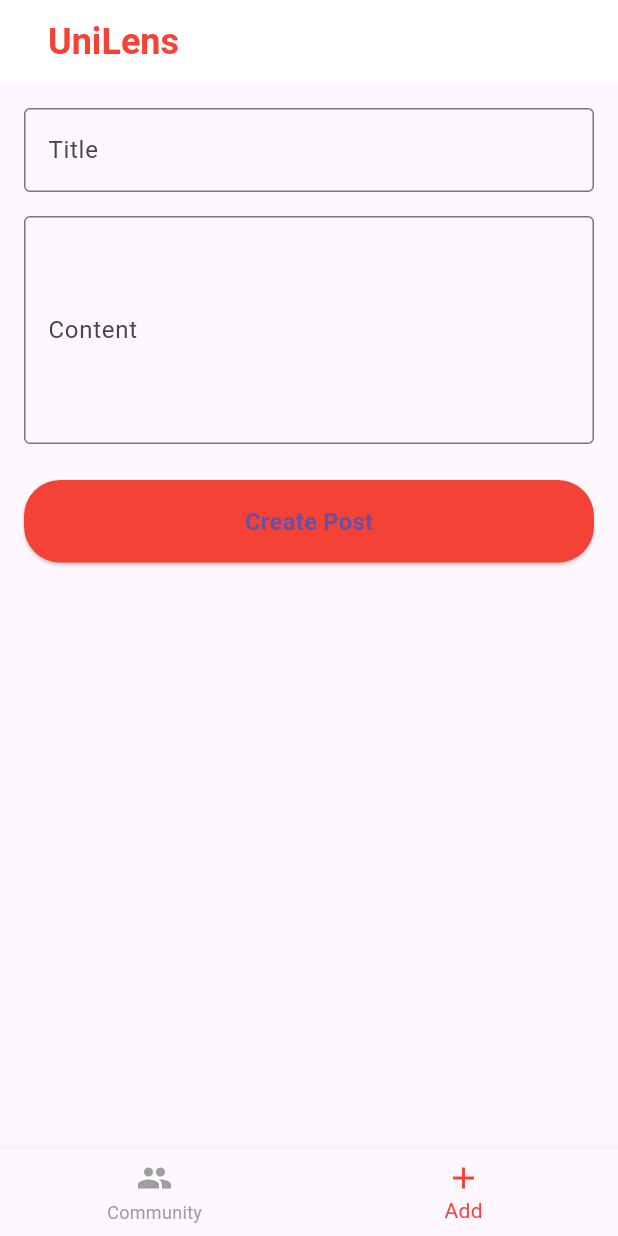
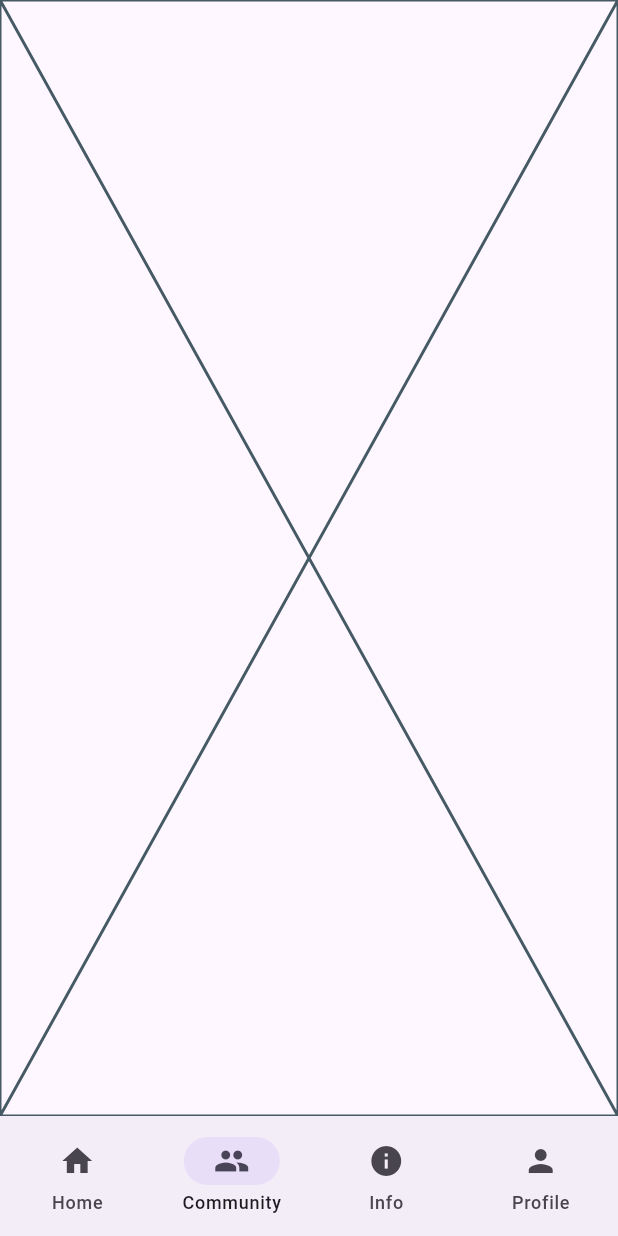
Before and after one commit to raheel38/unilens, a Flutter app: the screen it shows after launch, item 2 of the bottom bar chosen, on a phone screen of 412 x 824 dp. Run offline on Flutter 3.47's test engine with Material 3 defaults, Android fonts, the phone set to English and light mode, and no system bars.

Commit message:
Built Architecture of pages

```diff
--- a/unilens/lib/main.dart
+++ b/unilens/lib/main.dart
@@ -1,312 +1,326 @@
 import 'package:flutter/material.dart';
-import 'dart:io';
+import 'navigationBar.dart';
 
-// Post Model
-class Post {
-  final String title;
-  final String content;
-  final DateTime datePosted;
-  final String? imageUrl;
-  int likes;
-  bool isLiked;
+void main() {
+  runApp(MyApp());
+}
+// import 'package:flutter/material.dart';
+// import 'dart:io';
 
-  Post({
-    required this.title,
-    required this.content,
-    required this.datePosted,
-    this.imageUrl,
-    this.likes = 0,
-    this.isLiked = false,
-  });
-}
+// // Post Model
+// class Post {
+//   final String title;
+//   final String content;
+//   final DateTime datePosted;
+//   final String? imageUrl;
+//   int likes;
+//   bool isLiked;
 
-// AddWidget for adding posts
-class AddWidget extends StatefulWidget {
-  final Function(Post) onPostCreated;
+//   Post({
+//     required this.title,
+//     required this.content,
+//     required this.datePosted,
+//     this.imageUrl,
+//     this.likes = 0,
+//     this.isLiked = false,
+//   });
+// }
 
-  const AddWidget({super.key, required this.onPostCreated});
+// // AddWidget for adding posts
+// class AddWidget extends StatefulWidget {
+//   final Function(Post) onPostCreated;
 
-  @override
-  State<AddWidget> createState() => _AddWidgetState();
-}
+//   const AddWidget({super.key, required this.onPostCreated});
 
-class _AddWidgetState extends State<AddWidget> {
-  final _titleController = TextEditingController();
-  final _contentController = TextEditingController();
-  File? _image;
-  final _formKey = GlobalKey<FormState>();
+//   @override
+//   State<AddWidget> createState() => _AddWidgetState();
+// }
 
-  void _createPost() {
-    if (_formKey.currentState!.validate()) {
-      final newPost = Post(
-        title: _titleController.text,
-        content: _contentController.text,
-        datePosted: DateTime.now(),
-        imageUrl: _image?.path,
-      );
+// class _AddWidgetState extends State<AddWidget> {
+//   final _titleController = TextEditingController();
+//   final _contentController = TextEditingController();
+//   File? _image;
+//   final _formKey = GlobalKey<FormState>();
 
-      widget.onPostCreated(newPost);
+//   void _createPost() {
+//     if (_formKey.currentState!.validate()) {
+//       final newPost = Post(
+//         title: _titleController.text,
+//         content: _contentController.text,
+//         datePosted: DateTime.now(),
+//         imageUrl: _image?.path,
+//       );
 
-      // Clear form
-      _titleController.clear();
-      _contentController.clear();
-      setState(() {
-        _image = null;
-      });
+//       widget.onPostCreated(newPost);
 
-      // Show success message
-      ScaffoldMessenger.of(context).showSnackBar(
-        const SnackBar(content: Text('Post created successfully!')),
-      );
-    }
-  }
+//       // Clear form
+//       _titleController.clear();
+//       _contentController.clear();
+//       setState(() {
+//         _image = null;
+//       });
 
-  @override
-  void dispose() {
-    _titleController.dispose();
-    _contentController.dispose();
-    super.dispose();
-  }
+//       // Show success message
+//       ScaffoldMessenger.of(context).showSnackBar(
+//         const SnackBar(content: Text('Post created successfully!')),
+//       );
+//     }
+//   }
 
-  @override
-  Widget build(BuildContext context) {
-    return Scaffold(
-      body: SingleChildScrollView(
-        padding: const EdgeInsets.all(16.0),
-        child: Form(
-          key: _formKey,
-          child: Column(
-            crossAxisAlignment: CrossAxisAlignment.stretch,
-            children: [
-              TextFormField(
-                controller: _titleController,
-                decoration: const InputDecoration(
-                  labelText: 'Title',
-                  border: OutlineInputBorder(),
-                ),
-                validator: (value) {
-                  if (value == null || value.isEmpty) {
-                    return 'Please enter a title';
-                  }
-                  return null;
-                },
-              ),
-              const SizedBox(height: 16),
-              TextFormField(
-                controller: _contentController,
-                decoration: const InputDecoration(
-                  labelText: 'Content',
-                  border: OutlineInputBorder(),
-                ),
-                maxLines: 5,
-                validator: (value) {
-                  if (value == null || value.isEmpty) {
-                    return 'Please enter some content';
-                  }
-                  return null;
-                },
-              ),
-              const SizedBox(height: 24),
-              ElevatedButton(
-                onPressed: _createPost,
-                style: ElevatedButton.styleFrom(
-                  backgroundColor: Colors.red,
-                  padding: const EdgeInsets.symmetric(vertical: 16),
-                  shape: RoundedRectangleBorder(
-                    borderRadius: BorderRadius.circular(24),
-                  ),
-                ),
-                child: const Text(
-                  'Create Post',
-                  style: TextStyle(
-                    fontSize: 16,
-                    fontWeight: FontWeight.bold,
-                  ),
-                ),
-              ),
-            ],
-          ),
-        ),
-      ),
-    );
-  }
-}
+//   @override
+//   void dispose() {
+//     _titleController.dispose();
+//     _contentController.dispose();
+//     super.dispose();
+//   }
 
-// CommunityWidget to display posts
-class CommunityWidget extends StatefulWidget {
-  final List<Post> posts;
+//   @override
+//   Widget build(BuildContext context) {
+//     return Scaffold(
+//       body: SingleChildScrollView(
+//         padding: const EdgeInsets.all(16.0),
+//         child: Form(
+//           key: _formKey,
+//           child: Column(
+//             crossAxisAlignment: CrossAxisAlignment.stretch,
+//             children: [
+//               TextFormField(
+//                 controller: _titleController,
+//                 decoration: const InputDecoration(
+//                   labelText: 'Title',
+//                   border: OutlineInputBorder(),
+//                 ),
+//                 validator: (value) {
+//                   if (value == null || value.isEmpty) {
+//                     return 'Please enter a title';
+//                   }
+//                   return null;
+//                 },
+//               ),
+//               const SizedBox(height: 16),
+//               TextFormField(
+//                 controller: _contentController,
+//                 decoration: const InputDecoration(
+//                   labelText: 'Content',
+//                   border: OutlineInputBorder(),
+//                 ),
+//                 maxLines: 5,
+//                 validator: (value) {
+//                   if (value == null || value.isEmpty) {
+//                     return 'Please enter some content';
+//                   }
+//                   return null;
+//                 },
+//               ),
+//               const SizedBox(height: 24),
+//               ElevatedButton(
+//                 onPressed: _createPost,
+//                 style: ElevatedButton.styleFrom(
+//                   backgroundColor: Colors.red,
+//                   padding: const EdgeInsets.symmetric(vertical: 16),
+//                   shape: RoundedRectangleBorder(
+//                     borderRadius: BorderRadius.circular(24),
+//                   ),
+//                 ),
+//                 child: const Text(
+//                   'Create Post',
+//                   style: TextStyle(
+//                     fontSize: 16,
+//                     fontWeight: FontWeight.bold,
+//                   ),
+//                 ),
+//               ),
+//             ],
+//           ),
+//         ),
+//       ),
+//     );
+//   }
+// }
 
-  const CommunityWidget({super.key, required this.posts});
 
-  @override
-  State<CommunityWidget> createState() => _CommunityWidgetState();
-}
 
-class _CommunityWidgetState extends State<CommunityWidget> {
-  void _toggleLike(int index) {
-    setState(() {
-      if (widget.posts[index].isLiked) {
-        widget.posts[index].likes--;
-        widget.posts[index].isLiked = false;
-      } else {
-        widget.posts[index].likes++;
-        widget.posts[index].isLiked = true;
-      }
-    });
-  }
 
-  @override
-  Widget build(BuildContext context) {
-    return ListView.builder(
-      padding: const EdgeInsets.all(8),
-      itemCount: widget.posts.length,
-      itemBuilder: (context, index) {
-        final post = widget.posts[index];
-        return Card(
-          margin: const EdgeInsets.symmetric(vertical: 8),
-          child: Column(
-            crossAxisAlignment: CrossAxisAlignment.start,
-            children: [
-              ListTile(
-                title: Text(
-                  post.title,
-                  style: const TextStyle(
-                    fontWeight: FontWeight.bold,
-                    fontSize: 18,
-                  ),
-                ),
-                subtitle: Text(
-                  'Posted on ${post.datePosted.toString().split(' ')[0]}',
-                  style: TextStyle(color: Colors.grey[600]),
-                ),
-              ),
-              if (post.imageUrl != null)
-                Image.file(
-                  File(post.imageUrl!),
-                  width: double.infinity,
-                  height: 200,
-                  fit: BoxFit.cover,
-                ),
-              Padding(
-                padding: const EdgeInsets.all(16.0),
-                child: Text(post.content),
-              ),
-              Padding(
-                padding: const EdgeInsets.all(8.0),
-                child: Row(
-                  children: [
-                    IconButton(
-                      icon: Icon(
-                        post.isLiked ? Icons.favorite : Icons.favorite_border,
-                        color: post.isLiked ? Colors.red : Colors.grey,
-                      ),
-                      onPressed: () => _toggleLike(index),
-                    ),
-                    Text('${post.likes} likes'),
-                  ],
-                ),
-              ),
-            ],
-          ),
-        );
-      },
-    );
-  }
-}
 
-// MainScreen to manage navigation and posts
-class MainScreen extends StatefulWidget {
-  const MainScreen({super.key});
 
-  @override
-  State<MainScreen> createState() => _MainScreenState();
-}
 
-class _MainScreenState extends State<MainScreen> {
-  int _selectedIndex = 0;
-  final List<Post> _posts = [];
 
-  void _addPost(Post post) {
-    setState(() {
-      _posts.insert(0, post); // Add new post at the beginning
-    });
-    // Navigate to community page after posting
-    setState(() {
-      _selectedIndex = 1;
-    });
-  }
 
-  @override
-  Widget build(BuildContext context) {
-    final List<Widget> _widgetOptions = <Widget>[
-      CommunityWidget(posts: _posts),
-      AddWidget(onPostCreated: _addPost),
-    ];
+// // CommunityWidget to display posts
+// class CommunityWidget extends StatefulWidget {
+//   final List<Post> posts;
 
-    return Scaffold(
-      appBar: AppBar(
-        title: const Align(
-          alignment: Alignment.centerLeft,
-          child: Padding(
-            padding: EdgeInsets.only(left: 16.0),
-            child: Text(
-              'UniLens',
-              style: TextStyle(
-                color: Colors.red,
-                fontWeight: FontWeight.bold,
-                fontSize: 24,
-              ),
-            ),
-          ),
-        ),
-        backgroundColor: Colors.white,
-        elevation: 0,
-      ),
-      body: Center(
-        child: _widgetOptions.elementAt(_selectedIndex),
-      ),
-      bottomNavigationBar: BottomNavigationBar(
-        items: const <BottomNavigationBarItem>[
-          BottomNavigationBarItem(
-            icon: Icon(Icons.people),
-            label: 'Community',
-          ),
-          BottomNavigationBarItem(
-            icon: Icon(Icons.add),
-            label: 'Add',
-          ),
-        ],
-        currentIndex: _selectedIndex,
-        selectedItemColor: Colors.red,
-        unselectedItemColor: Colors.grey,
-        onTap: (index) {
-          setState(() {
-            _selectedIndex = index;
-          });
-        },
-        type: BottomNavigationBarType.fixed,
-      ),
-    );
-  }
-}
+//   const CommunityWidget({super.key, required this.posts});
 
-// Main entry point
-void main() {
-  runApp(const MyApp());
-}
+//   @override
+//   State<CommunityWidget> createState() => _CommunityWidgetState();
+// }
 
-class MyApp extends StatelessWidget {
-  const MyApp({super.key});
+// class _CommunityWidgetState extends State<CommunityWidget> {
+//   void _toggleLike(int index) {
+//     setState(() {
+//       if (widget.posts[index].isLiked) {
+//         widget.posts[index].likes--;
+//         widget.posts[index].isLiked = false;
+//       } else {
+//         widget.posts[index].likes++;
+//         widget.posts[index].isLiked = true;
+//       }
+//     });
+//   }
 
-  @override
-  Widget build(BuildContext context) {
-    return MaterialApp(
-      debugShowCheckedModeBanner: false,
-      title: 'UniLens',
-      theme: ThemeData(
-        primarySwatch: Colors.red,
-      ),
-      home: const MainScreen(),
-    );
-  }
-}
+//   @override
+//   Widget build(BuildContext context) {
+//     return ListView.builder(
+//       padding: const EdgeInsets.all(8),
+//       itemCount: widget.posts.length,
+//       itemBuilder: (context, index) {
+//         final post = widget.posts[index];
+//         return Card(
+//           margin: const EdgeInsets.symmetric(vertical: 8),
+//           child: Column(
+//             crossAxisAlignment: CrossAxisAlignment.start,
+//             children: [
+//               ListTile(
+//                 title: Text(
+//                   post.title,
+//                   style: const TextStyle(
+//                     fontWeight: FontWeight.bold,
+//                     fontSize: 18,
+//                   ),
+//                 ),
+//                 subtitle: Text(
+//                   'Posted on ${post.datePosted.toString().split(' ')[0]}',
+//                   style: TextStyle(color: Colors.grey[600]),
+//                 ),
+//               ),
+//               if (post.imageUrl != null)
+//                 Image.file(
+//                   File(post.imageUrl!),
+//                   width: double.infinity,
+//                   height: 200,
+//                   fit: BoxFit.cover,
+//                 ),
+//               Padding(
+//                 padding: const EdgeInsets.all(16.0),
+//                 child: Text(post.content),
+//               ),
+//               Padding(
+//                 padding: const EdgeInsets.all(8.0),
+//                 child: Row(
+//                   children: [
+//                     IconButton(
+//                       icon: Icon(
+//                         post.isLiked ? Icons.favorite : Icons.favorite_border,
+//                         color: post.isLiked ? Colors.red : Colors.grey,
+//                       ),
+//                       onPressed: () => _toggleLike(index),
+//                     ),
+//                     Text('${post.likes} likes'),
+//                   ],
+//                 ),
+//               ),
+//             ],
+//           ),
+//         );
+//       },
+//     );
+//   }
+// }
+
+// // MainScreen to manage navigation and posts
+// class MainScreen extends StatefulWidget {
+//   const MainScreen({super.key});
+
+//   @override
+//   State<MainScreen> createState() => _MainScreenState();
+// }
+
+// class _MainScreenState extends State<MainScreen> {
+//   int _selectedIndex = 0;
+//   final List<Post> _posts = [];
+
+//   void _addPost(Post post) {
+//     setState(() {
+//       _posts.insert(0, post); // Add new post at the beginning
+//     });
+//     // Navigate to community page after posting
+//     setState(() {
+//       _selectedIndex = 1;
+//     });
+//   }
+
+//   @override
+//   Widget build(BuildContext context) {
+//     final List<Widget> _widgetOptions = <Widget>[
+//       CommunityWidget(posts: _posts),
+//       AddWidget(onPostCreated: _addPost),
+//     ];
+
+//     return Scaffold(
+//       appBar: AppBar(
+//         title: const Align(
+//           alignment: Alignment.centerLeft,
+//           child: Padding(
+//             padding: EdgeInsets.only(left: 16.0),
+//             child: Text(
+//               'UniLens',
+//               style: TextStyle(
+//                 color: Colors.red,
+//                 fontWeight: FontWeight.bold,
+//                 fontSize: 24,
+//               ),
+//             ),
+//           ),
+//         ),
+//         backgroundColor: Colors.white,
+//         elevation: 0,
+//       ),
+//       body: Center(
+//         child: _widgetOptions.elementAt(_selectedIndex),
+//       ),
+//       bottomNavigationBar: BottomNavigationBar(
+//         items: const <BottomNavigationBarItem>[
+//           BottomNavigationBarItem(
+//             icon: Icon(Icons.people),
+//             label: 'Community',
+//           ),
+//           BottomNavigationBarItem(
+//             icon: Icon(Icons.add),
+//             label: 'Add',
+//           ),
+//         ],
+//         currentIndex: _selectedIndex,
+//         selectedItemColor: Colors.red,
+//         unselectedItemColor: Colors.grey,
+//         onTap: (index) {
+//           setState(() {
+//             _selectedIndex = index;
+//           });
+//         },
+//         type: BottomNavigationBarType.fixed,
+//       ),
+//     );
+//   }
+// }
+
+// // Main entry point
+// void main() {
+//   runApp(const MyApp());
+// }
+
+// class MyApp extends StatelessWidget {
+//   const MyApp({super.key});
+
+//   @override
+//   Widget build(BuildContext context) {
+//     return MaterialApp(
+//       debugShowCheckedModeBanner: false,
+//       title: 'UniLens',
+//       theme: ThemeData(
+//         primarySwatch: Colors.red,
+//       ),
+//       home: const MainScreen(),
+//     );
+//   }
+// }
--- /dev/null
+++ b/unilens/lib/navigationBar.dart
@@ -0,0 +1,46 @@
+import 'package:flutter/material.dart';
+import 'package:unilens/screens/info_screen.dart';
+import 'screens/home_screen.dart';
+import 'screens/community.dart';
+import 'screens/profile_screen.dart';
+//import 'screens/profile_screen.dart';
+//import 'screens/settings_screen.dart';
+
+class MyApp extends StatefulWidget {
+  @override
+  _MyAppState createState() => _MyAppState();
+}
+
+class _MyAppState extends State<MyApp> {
+  int _selectedIndex = 0;
+
+  final List<Widget> _screens = [
+    HomeScreen(),
+    CommunityScreen(),
+    InfoScreen(),
+    ProfileScreen(),
+  ];
+
+  @override
+  Widget build(BuildContext context) {
+    return MaterialApp(
+      home: Scaffold(
+        body: _screens[_selectedIndex],
+        bottomNavigationBar: NavigationBar(
+          selectedIndex: _selectedIndex,
+          onDestinationSelected: (index) {
+            setState(() {
+              _selectedIndex = index;
+            });
+          },
+          destinations: const [
+            NavigationDestination(icon: Icon(Icons.home), label: 'Home'),
+            NavigationDestination(icon: Icon(Icons.people), label: 'Community'),
+            NavigationDestination(icon: Icon(Icons.info), label: 'Info'),
+            NavigationDestination(icon: Icon(Icons.person), label: 'Profile'),
+          ],
+        ),
+      ),
+    );
+  }
+}
--- /dev/null
+++ b/unilens/lib/screens/community.dart
@@ -0,0 +1,15 @@
+import 'package:flutter/material.dart';
+
+class CommunityScreen extends StatefulWidget {
+  const CommunityScreen({super.key});
+
+  @override
+  State<CommunityScreen> createState() => _CommunityScreenState();
+}
+
+class _CommunityScreenState extends State<CommunityScreen> {
+  @override
+  Widget build(BuildContext context) {
+    return const Placeholder();
+  }
+}
--- /dev/null
+++ b/unilens/lib/screens/home_screen.dart
@@ -0,0 +1,10 @@
+import 'package:flutter/material.dart';
+
+class HomeScreen extends StatelessWidget {
+  @override
+  Widget build(BuildContext context) {
+    return const Center(
+      child: Text('Home Screen'),
+    );
+  }
+}
```
Also changed, not shown: unilens/lib/screens/info_screen.dart (added, +10 -0 lines), unilens/lib/screens/profile_screen.dart (added, +10 -0 lines), 1 other file.
